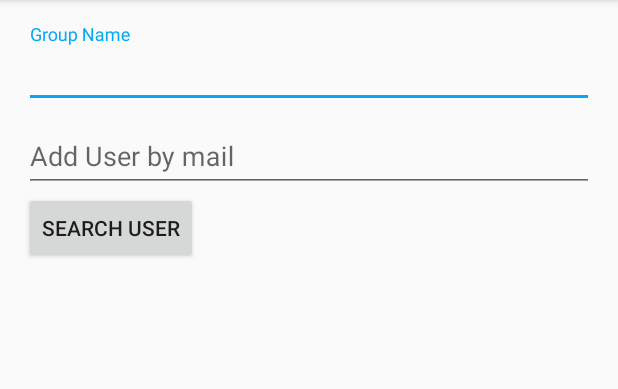
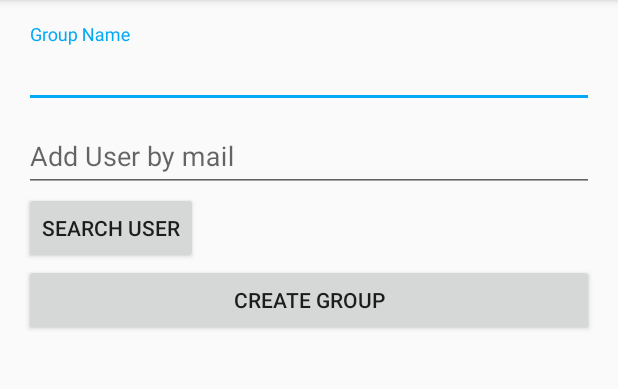
Before and after one commit to meetingbridge/MeetingBridge, an Android app: the CreateGroupActivity screen opened directly, with no data from a screen before it, after a tap on "SEARCH USER", on a phone screen of 412 x 824 dp, the part 84-473 px from its top. Run offline under Robolectric (Android 15) with nearby library versions, the phone set to English and light mode, and no system bars; our stand-ins replace Firebase (no records; nobody signed in at launch, a user with empty details on screens opened directly).

Commit message:
Create Group Activity

```diff
--- a/app/src/main/java/com/cs/meetingbridge/CreateGroupActivity.java
+++ b/app/src/main/java/com/cs/meetingbridge/CreateGroupActivity.java
@@ -3,11 +3,14 @@ package com.cs.meetingbridge;
 import android.os.Bundle;
 import android.support.v7.app.AppCompatActivity;
 import android.view.View;
+import android.widget.ArrayAdapter;
 import android.widget.Button;
 import android.widget.EditText;
 import android.widget.ListView;
 import android.widget.Toast;
 
+import com.google.firebase.auth.FirebaseAuth;
+import com.google.firebase.auth.FirebaseUser;
 import com.google.firebase.database.DataSnapshot;
 import com.google.firebase.database.DatabaseError;
 import com.google.firebase.database.DatabaseReference;
@@ -20,32 +23,48 @@ public class CreateGroupActivity extends AppCompatActivity {
     private ListView selectedUsers;
     private EditText gName, userEmail;
     private Button searchButton;
-    private ArrayList<userInfo> selectedUsersList = null;
+    private ArrayList<String> selectedMembersNames;
+    private ArrayList<userInfo> selectedMembers;
     private DatabaseReference databaseReference;
+    private Button createGroupButton;
+    private FirebaseUser user;
+    private userInfo currentUser;
 
     @Override
     protected void onCreate(Bundle savedInstanceState) {
         super.onCreate(savedInstanceState);
         setContentView(R.layout.activity_create_group);
 
-        databaseReference = FirebaseDatabase.getInstance().getReference().child("users");
+        databaseReference = FirebaseDatabase.getInstance().getReference();
+        user = FirebaseAuth.getInstance().getCurrentUser();
+        databaseReference.child("users").child(user.getUid()).addValueEventListener(new ValueEventListener() {
+            @Override
+            public void onDataChange(DataSnapshot dataSnapshot) {
+                currentUser = dataSnapshot.getValue(userInfo.class);
+            }
+
+            @Override
+            public void onCancelled(DatabaseError databaseError) {
+
+            }
+        });
+
         selectedUsers = (ListView) findViewById(R.id.selectedUsers);
         gName = (EditText) findViewById(R.id.gName);
         userEmail = (EditText) findViewById(R.id.userEmail);
         searchButton = (Button) findViewById(R.id.searchButton);
-
+        createGroupButton = (Button) findViewById(R.id.createGroupButton);
+        selectedMembersNames = new ArrayList<>();
+        selectedMembers = new ArrayList<>();
+        selectedMembers.add(currentUser);
         searchButton.setOnClickListener(new View.OnClickListener() {
             @Override
             public void onClick(View v) {
 
-                databaseReference.addValueEventListener(new ValueEventListener() {
+                databaseReference.child("users").addValueEventListener(new ValueEventListener() {
                     @Override
                     public void onDataChange(DataSnapshot dataSnapshot) {
-                        if (addDatainListView(dataSnapshot)) {
-                            Toast.makeText(CreateGroupActivity.this, "Hurrah!", Toast.LENGTH_SHORT).show();
-                        } else {
-                            Toast.makeText(CreateGroupActivity.this, "Fuck", Toast.LENGTH_SHORT).show();
-                        }
+                        addDatainListView(dataSnapshot);
                     }
 
                     @Override
@@ -55,15 +74,38 @@ public class CreateGroupActivity extends AppCompatActivity {
                 });
             }
         });
+        createGroupButton.setOnClickListener(new View.OnClickListener() {
+            @Override
+            public void onClick(View v) {
+                GroupInfo groupInfo = new GroupInfo();
+                groupInfo.setGroupName(gName.getText().toString());
+                groupInfo.setMembersList(selectedMembers);
+                databaseReference.child("Groups").push().setValue(groupInfo);
+            }
+        });
     }
 
-    private boolean addDatainListView(DataSnapshot dataSnapshot) {
-        //Toast.makeText(CreateGroupActivity.this, userEmail.getText(), Toast.LENGTH_LONG).show();
+    private void addDatainListView(DataSnapshot dataSnapshot) {
 
         for (DataSnapshot data : dataSnapshot.getChildren()) {
             userInfo u = data.getValue(userInfo.class);
             String email = u.getEmail();
-            if (email.equals(userEmail.getText().toString())) {
+            if (email.equals(userEmail.getText().toString().trim()) && !searchArray(userEmail.getText().toString().trim())) {
+                selectedMembersNames.add(u.getName());
+                selectedMembers.add(u);
+            }
+        }
+        if (selectedMembersNames.size() > 0) {
+            ArrayAdapter adapter = new ArrayAdapter(CreateGroupActivity.this, android.R.layout.simple_list_item_1, selectedMembersNames);
+            selectedUsers.setAdapter(adapter);
+        } else {
+            Toast.makeText(CreateGroupActivity.this, "No User of this Email!", Toast.LENGTH_SHORT).show();
+        }
+    }
+
+    private boolean searchArray(String email) {
+        for (int i = 0; i <= selectedMembers.size(); i++) {
+            if (email.equals(selectedMembers.get(i).getEmail())) {
                 return true;
             }
         }
--- a/app/src/main/res/layout/activity_create_group.xml
+++ b/app/src/main/res/layout/activity_create_group.xml
@@ -43,6 +43,12 @@
 
     <ListView
         android:id="@+id/selectedUsers"
-        android:layout_width="wrap_content"
+        android:layout_width="match_parent"
         android:layout_height="wrap_content" />
+
+    <Button
+        android:id="@+id/createGroupButton"
+        android:layout_width="match_parent"
+        android:layout_height="wrap_content"
+        android:text="Create Group" />
 </LinearLayout>
```
Also changed, not shown: app/src/main/java/com/cs/meetingbridge/GroupInfo.java (added, +42 -0 lines).
